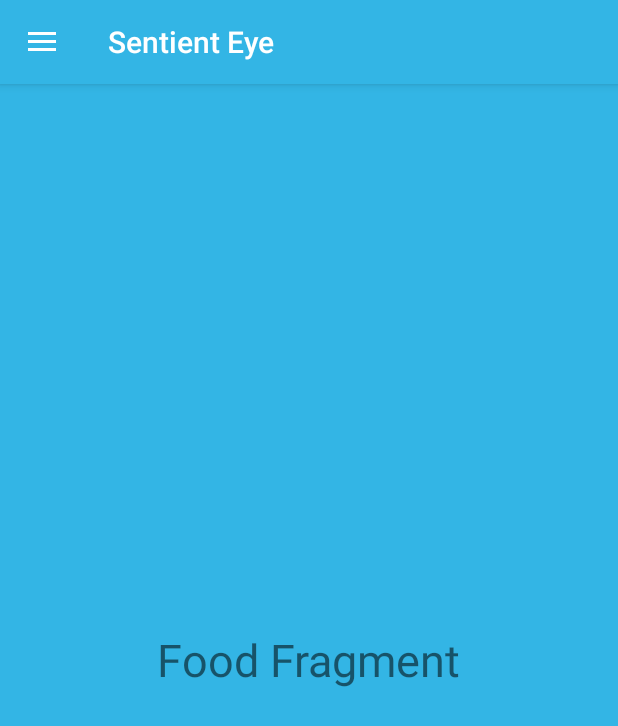
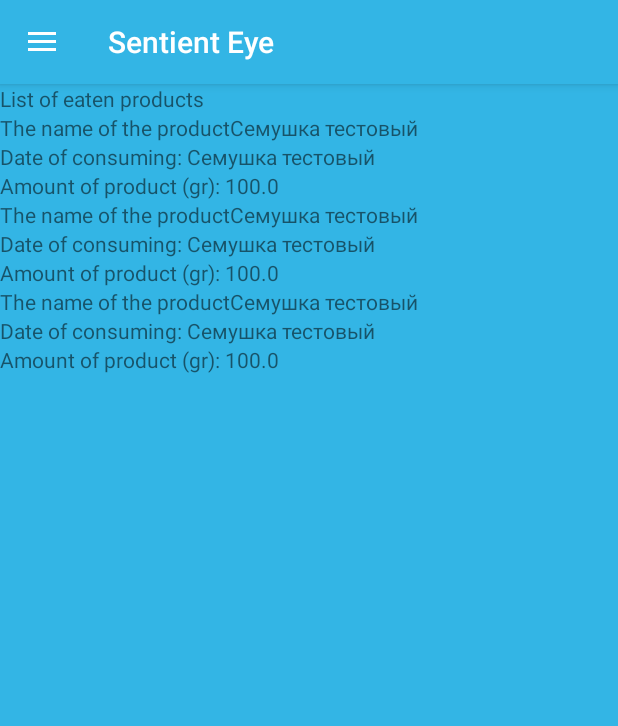
Before and after one commit to Kelayn/Sentient-Eye.CPFC, an Android app: the screen it shows after launch (MainActivity), in the side drawer, after a tap on "Food", on a phone screen of 412 x 824 dp. Shown: the top 726 px of the screen. Run offline under Robolectric (Android 15) with nearby library versions, the phone set to English and light mode, and no system bars.

Commit message:
Andrew >> [feature/product-listview] << added recyclerview with caps, waiting for db to be ready

```diff
--- /dev/null
+++ b/app/src/main/java/com/example/sentient_eyecpfc/Adapters/DBProductListAdapter.java
@@ -0,0 +1,53 @@
+package com.example.sentient_eyecpfc.Adapters;
+
+import android.content.Context;
+import android.view.LayoutInflater;
+import android.view.View;
+import android.view.ViewGroup;
+import android.widget.TextView;
+
+import androidx.recyclerview.widget.RecyclerView;
+
+import com.example.sentient_eyecpfc.Data.DBProduct;
+import com.example.sentient_eyecpfc.R;
+
+import java.util.List;
+
+public class DBProductListAdapter  extends RecyclerView.Adapter<DBProductListAdapter.ViewHolder>  {
+    private LayoutInflater mInflater;
+    private List<DBProduct> mProducts;
+
+    public DBProductListAdapter(Context context, List<DBProduct> products) {
+        this.mProducts = products;
+        this.mInflater = LayoutInflater.from(context);
+    }
+
+    @Override
+    public DBProductListAdapter.ViewHolder onCreateViewHolder(ViewGroup parent, int viewType) {
+
+        View view = mInflater.inflate(R.layout.list_product_item, parent, false);
+        return new ViewHolder(view);
+    }
+    @Override
+    public void onBindViewHolder(DBProductListAdapter.ViewHolder holder, int position) {
+        DBProduct product = mProducts.get(position);
+        holder.dateTv.setText("Date of consuming: " + product.getName());
+        holder.doseTv.setText("Amount of product (gr): " + product.getmDose().toString());
+        holder.nameTv.setText("The name of the product" + product.getName());
+    }
+
+    @Override
+    public int getItemCount() {
+        return mProducts.size();
+    }
+
+    public class ViewHolder extends RecyclerView.ViewHolder {
+        final TextView nameTv, dateTv,doseTv;
+        ViewHolder(View view){
+            super(view);
+            nameTv = view.findViewById(R.id.nameListTv);
+            dateTv = view.findViewById(R.id.dateListTv);
+            doseTv = view.findViewById(R.id.doseListTv);
+        }
+    }
+}
--- /dev/null
+++ b/app/src/main/java/com/example/sentient_eyecpfc/Data/DBProduct.java
@@ -0,0 +1,29 @@
+package com.example.sentient_eyecpfc.Data;
+
+import java.util.Date;
+//TODO change String mDate to Date mDate;
+public class DBProduct extends Product {
+    private String mDate;
+    private Double mDose;
+    public DBProduct(String date, Double dose, String code, String name, Double calories, Double proteins, Double carbohydrates, Double fats) {
+        super(code,name,calories,proteins,carbohydrates,fats);
+        this.mDate = date;
+        this.mDose = dose;
+    }
+
+    public String getmDate() {
+        return mDate;
+    }
+
+    public void setmDate(String mDate) {
+        this.mDate = mDate;
+    }
+
+    public Double getmDose() {
+        return mDose;
+    }
+
+    public void setmDose(Double mDose) {
+        this.mDose = mDose;
+    }
+}
--- a/app/src/main/java/com/example/sentient_eyecpfc/FoodFragment.java
+++ b/app/src/main/java/com/example/sentient_eyecpfc/FoodFragment.java
@@ -4,20 +4,40 @@ import android.os.Bundle;
 import androidx.annotation.NonNull;
 import androidx.annotation.Nullable;
 import androidx.fragment.app.Fragment;
+import androidx.recyclerview.widget.LinearLayoutManager;
+import androidx.recyclerview.widget.RecyclerView;
+
 import android.view.LayoutInflater;
 import android.view.View;
 import android.view.ViewGroup;
 
+import com.example.sentient_eyecpfc.Adapters.DBProductListAdapter;
+import com.example.sentient_eyecpfc.Data.DBProduct;
 
+import java.util.ArrayList;
+import java.util.List;
+
+//TODO maybe make lv clickable with full info;
 public class FoodFragment extends Fragment {
-
+    List<DBProduct> mProducts  = new ArrayList<>();
 
     @Nullable
     @Override
     public View onCreateView(@NonNull LayoutInflater inflater, @Nullable ViewGroup container, @Nullable Bundle savedInstanceState) {
         View view = inflater.inflate(R.layout.fragment_food, container, false);
-
-
+        DBProduct pr = new DBProduct("12.01.01", 100.0,"123456789012", "Семушка тестовый", 100.0,
+                100.0, 100.0, 100.0);
+        DBProduct pr1 = new DBProduct("12.01.01", 100.0,"123456789012", "Семушка тестовый", 100.0,
+                100.0, 100.0, 100.0);
+        DBProduct pr2 = new DBProduct("12.01.01", 100.0,"123456789012", "Семушка тестовый", 100.0,
+                100.0, 100.0, 100.0);
+        mProducts.add(pr);
+        mProducts.add(pr1);
+        mProducts.add(pr2);
+        RecyclerView recyclerView = view.findViewById(R.id.productRec);
+        recyclerView.setLayoutManager(new LinearLayoutManager(this.getContext()));
+        DBProductListAdapter adapter = new DBProductListAdapter(this.getContext(), mProducts);
+        recyclerView.setAdapter(adapter);
         return view;
     }
 
--- a/app/src/main/res/layout/fragment_food.xml
+++ b/app/src/main/res/layout/fragment_food.xml
@@ -1,13 +1,18 @@
 <?xml version="1.0" encoding="utf-8"?>
-<RelativeLayout xmlns:android="http://schemas.android.com/apk/res/android"
-    android:layout_width="match_parent"
-    android:layout_height="match_parent"
+<LinearLayout xmlns:android="http://schemas.android.com/apk/res/android"
+    android:layout_width="fill_parent"
+    android:layout_height="fill_parent"
+    android:orientation="vertical"
     android:background="@android:color/holo_blue_light">
     <TextView
-        android:layout_width="wrap_content"
+        android:layout_width="fill_parent"
         android:layout_height="wrap_content"
-        android:text="Food Fragment"
-        android:textSize="30sp"
-        android:layout_centerInParent="true"/>
+        android:text="@string/food_fragment">
+    </TextView>
+    <androidx.recyclerview.widget.RecyclerView
+        android:id="@+id/productRec"
+        android:layout_width="match_parent"
+        android:layout_height="match_parent">
+    </androidx.recyclerview.widget.RecyclerView>
 
-</RelativeLayout>
+</LinearLayout>
--- /dev/null
+++ b/app/src/main/res/layout/list_product_item.xml
@@ -0,0 +1,28 @@
+<?xml version="1.0" encoding="utf-8"?>
+<LinearLayout xmlns:android="http://schemas.android.com/apk/res/android"
+    android:layout_width="match_parent"
+    android:layout_height="wrap_content"
+    android:orientation="vertical">
+
+    <LinearLayout
+        android:layout_width="match_parent"
+        android:layout_height="wrap_content"
+        android:orientation="vertical">
+
+        <TextView
+            android:id="@+id/nameListTv"
+            android:layout_width="wrap_content"
+            android:layout_height="wrap_content" />
+
+        <TextView
+            android:id="@+id/dateListTv"
+            android:layout_width="wrap_content"
+            android:layout_height="wrap_content" />
+
+        <TextView
+            android:id="@+id/doseListTv"
+            android:layout_width="wrap_content"
+            android:layout_height="wrap_content" />
+
+    </LinearLayout>
+</LinearLayout>
--- a/app/src/main/res/values/strings.xml
+++ b/app/src/main/res/values/strings.xml
@@ -19,6 +19,7 @@
     <string name="dose">Dose</string>
     <string name="send_product">Add product to server</string>
     <string name="save_product">Add product to collection</string>
+    <string name="food_fragment">List of eaten products</string>
 
 
 
```
